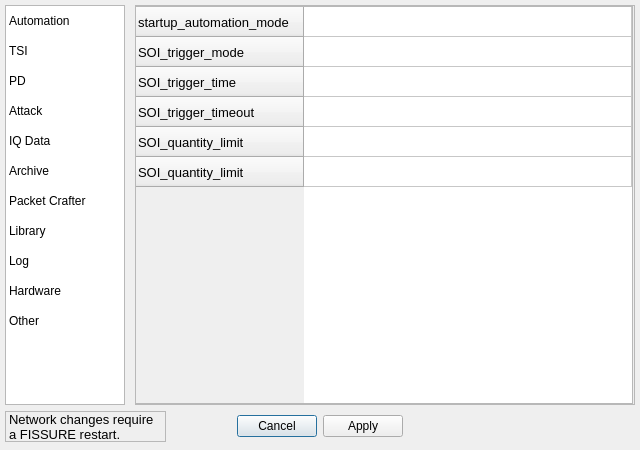
Above: UI/options.ui from ainfosec/FISSURE before the change. Below: the same form after it.
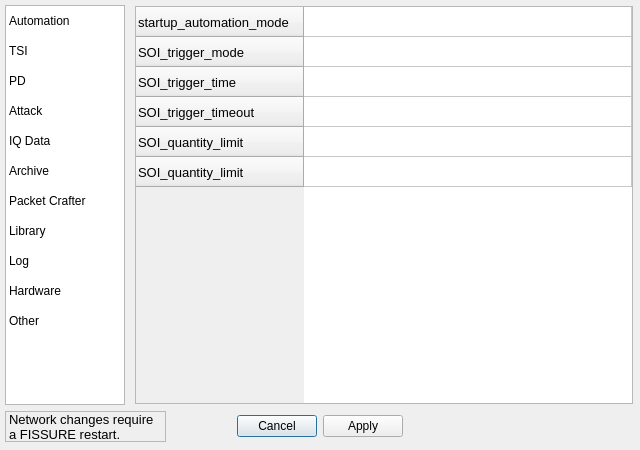
That is the form after the change.

```diff
--- a/UI/options.ui
+++ b/UI/options.ui
@@ -123,12 +123,6 @@
      <height>400</height>
     </rect>
    </property>
-   <property name="frameShape">
-    <enum>QFrame::StyledPanel</enum>
-   </property>
-   <property name="frameShadow">
-    <enum>QFrame::Raised</enum>
-   </property>
    <widget class="QStackedWidget" name="stackedWidget_options">
     <property name="geometry">
      <rect>
```
Left out of the diff: 2 changed lines with no effect on the pictures.
